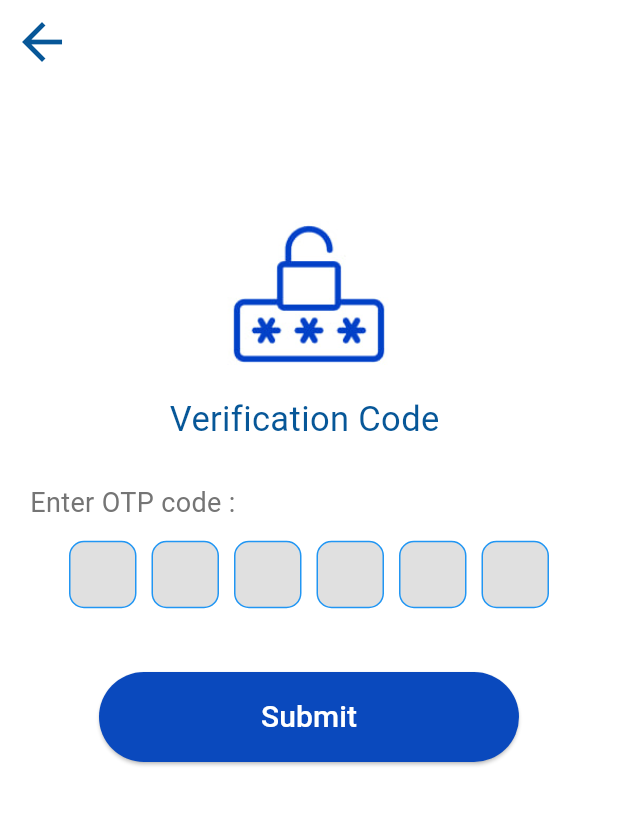
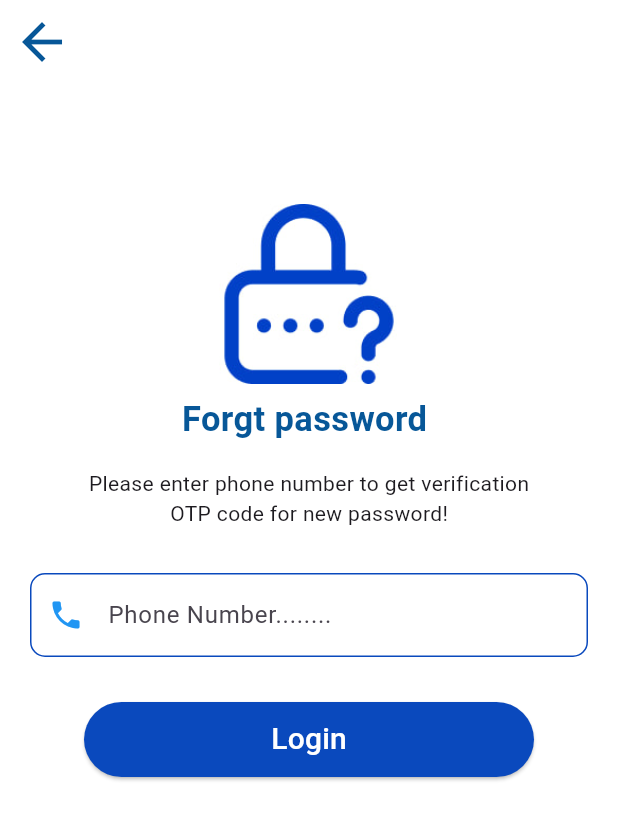
Before and after one commit to POMMOUYLANG/G9-Project_Mobile_App, a Flutter app: the Languagepage screen opened by its route, after a tap on "English", on a phone screen of 412 x 824 dp. Shown: the top 820 px of the screen. Run offline on Flutter 3.47's test engine with Material 3 defaults, Android fonts, the phone set to English and light mode, and no system bars.

Commit message:
Finish ForgotPW

```diff
--- /dev/null
+++ b/lib/Pages/forgotpwpage.dart
@@ -0,0 +1,119 @@
+import 'package:flutter/material.dart';
+
+class ForgotpwPage extends StatefulWidget {
+  const ForgotpwPage({super.key});
+
+  @override
+  State<ForgotpwPage> createState() => _ForgotpwPageState();
+}
+
+class _ForgotpwPageState extends State<ForgotpwPage> {
+  @override
+  Widget build(BuildContext context) {
+    return Scaffold(
+        backgroundColor: const Color(0xFFFFFFFF),
+        appBar: AppBar(
+          backgroundColor: const Color(0xFFFFFFFF),
+          leading: IconButton(
+            icon: const Icon(Icons.arrow_back),
+            color: const Color.fromARGB(255, 7, 87, 152),
+            iconSize: 40,
+            onPressed: () {
+              Navigator.pushNamed(context, '/languagepage');
+            },
+          ),
+        ),
+        body: SingleChildScrollView(
+          padding: const EdgeInsets.all(20),
+          child: Column(
+            children: [
+              Center(
+                child: Column(
+                  children: [
+                    SizedBox(height: 60), // Adjust the height as needed
+                    Image(
+                      image: AssetImage('images/forgotpw.jpg'),
+                      height: 120,
+                    ),
+                    Text(
+                      'Forgt password ',
+                      style: TextStyle(
+                          fontSize: 23,
+                          fontWeight: FontWeight.w700,
+                          color: Color.fromARGB(255, 7, 87, 152),
+                          height: 2),
+                    )
+                  ],
+                ),
+              ),
+              Container(
+                padding: EdgeInsets.only(top: 10),
+                child: Center(
+                  child: Column(
+                    children: [
+                      Text(
+                        "Please enter phone number to get verification",
+                        style: TextStyle(),
+                      ),
+                      Text("OTP code for new password!")
+                    ],
+                  ),
+                ),
+              ),
+              Container(
+                padding: const EdgeInsets.only(top: 30),
+                child: const TextField(
+                  decoration: InputDecoration(
+                    labelText: 'Phone Number........',
+                    border: OutlineInputBorder(
+                      borderRadius: BorderRadius.all(
+                          Radius.circular(10.0)), // Add rounded corners
+                      borderSide: BorderSide(
+                        color: Color.fromARGB(255, 10, 73, 189),
+                      ),
+                    ),
+                    enabledBorder: OutlineInputBorder(
+                      borderRadius: BorderRadius.all(
+                          Radius.circular(10.0)), // Add rounded corners
+                      borderSide: BorderSide(
+                        color: Color.fromARGB(255, 10, 73, 189),
+                      ),
+                    ),
+                    focusedBorder: OutlineInputBorder(
+                      borderRadius: BorderRadius.all(
+                          Radius.circular(10.0)), // Add rounded corners
+                      borderSide: BorderSide(
+                        color: Color.fromARGB(255, 10, 73, 189),
+                        width: 2.0,
+                      ),
+                    ),
+                    prefixIcon: Icon(Icons.phone, color: Colors.blue),
+                  ),
+                ),
+              ),
+              Container(
+                height: 80,
+                width: 300,
+                padding: const EdgeInsets.only(top: 30),
+                child: ElevatedButton(
+                  style: ElevatedButton.styleFrom(
+                    backgroundColor: const Color.fromARGB(255, 10, 73, 189),
+                  ),
+                  onPressed: () {
+
+                  },
+                  child: const Text(
+                    'Login',
+                    style: TextStyle(
+                      color: Colors.white,
+                      fontSize: 20,
+                    ),
+                  ),
+                ),
+              ),
+            ],
+          ),
+        ));
+  }
+}
+//
--- a/lib/Pages/languagepage.dart
+++ b/lib/Pages/languagepage.dart
@@ -1,4 +1,5 @@
 import 'package:flutter/material.dart';
+import 'package:project_mobile_app/Pages/forgotpwpage.dart';
 import 'package:project_mobile_app/Pages/loginpage.dart';
 import 'package:project_mobile_app/Pages/otpscreen.dart';
 
@@ -74,7 +75,9 @@ class _LanguagepageState extends State<Languagepage> {
                 onPressed: () {
                   Navigator.push(
                     context,
-                    MaterialPageRoute(builder: (context) => const OTPScreen()),
+                    // MaterialPageRoute(builder: (context) => const OTPScreen()),
+                    MaterialPageRoute(
+                        builder: (context) => const ForgotpwPage()),
                   );
                 },
                 style: ElevatedButton.styleFrom(
--- a/lib/Pages/loginpage.dart
+++ b/lib/Pages/loginpage.dart
@@ -50,9 +50,12 @@ class _LoginPageState extends State<LoginPage> {
                             ),
                           ),
                           focusedBorder: OutlineInputBorder(
+                            borderRadius: BorderRadius.all(
+                                Radius.circular(10.0)), // Add rounded corners
                             borderSide: BorderSide(
-                                color: Color.fromARGB(255, 10, 73, 189),
-                                width: 2.0),
+                              color: Color.fromARGB(255, 10, 73, 189),
+                              width: 2.0,
+                            ),
                           ),
                           prefixIcon: Icon(Icons.phone, color: Colors.blue),
                         ),
@@ -74,9 +77,12 @@ class _LoginPageState extends State<LoginPage> {
                             ),
                           ),
                           focusedBorder: OutlineInputBorder(
+                            borderRadius: BorderRadius.all(
+                                Radius.circular(10.0)), // Add rounded corners
                             borderSide: BorderSide(
-                                color: Color.fromARGB(255, 10, 73, 189),
-                                width: 2.0),
+                              color: Color.fromARGB(255, 10, 73, 189),
+                              width: 2.0,
+                            ),
                           ),
                           prefixIcon: Icon(Icons.key, color: Colors.blue),
                         ),
--- a/lib/main.dart
+++ b/lib/main.dart
@@ -1,5 +1,6 @@
 import 'package:flutter/material.dart';
 import 'package:project_mobile_app/Pages/foodorder.dart';
+import 'package:project_mobile_app/Pages/forgotpwpage.dart';
 import 'package:project_mobile_app/Pages/languagepage.dart';
 import 'package:project_mobile_app/Pages/loginpage.dart';
 import 'package:project_mobile_app/Pages/otpscreen.dart';
@@ -27,9 +28,10 @@
       routes: {
         '/': (context) => const WelcomePage(),
         '/languagepage': (context) => const Languagepage(),
+        '/login': (context) => const LoginPage(),
+        '/forgotpw': (context) => const ForgotpwPage(),
         '/otpscreen': (context) => const OTPScreen(),
         '/foodorder': (context) => const FoodDelivery(),
-        '/login': (context) => const LoginPage(),
       },
     );
   }
```
Also changed, not shown: images/forgotpw.jpg (added).
